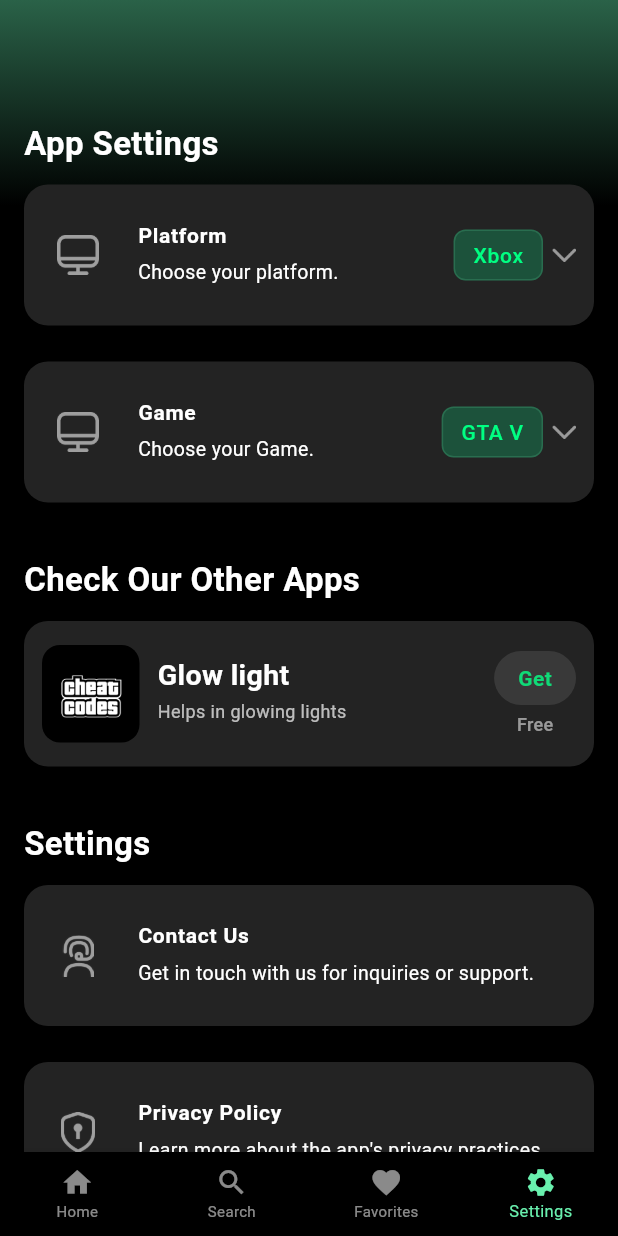
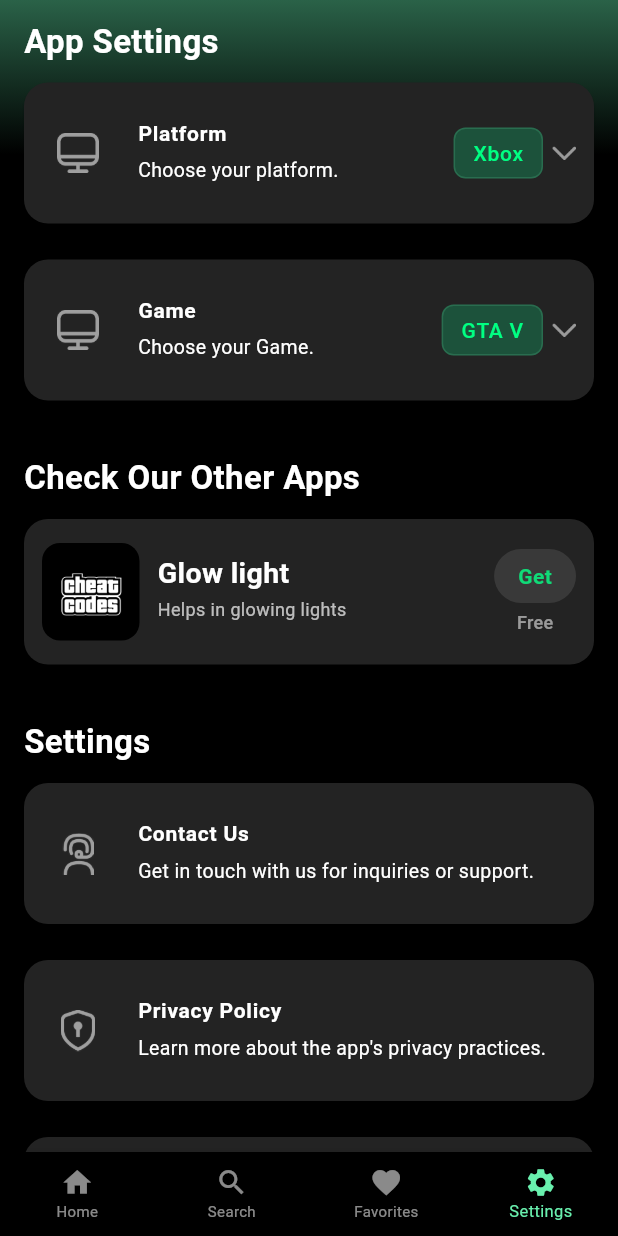
Before and after one commit to arleven/gta-all-in-one-cheats, a Flutter app: the BottomBars screen opened directly with empty values, item 4 of the bottom bar chosen, on a phone screen of 412 x 824 dp. Run offline on Flutter 3.47's test engine with Material 3 defaults, Android fonts, the phone set to English and light mode, and no system bars; our stand-ins replace connectivity_plus, firebase_analytics, firebase_core, firebase_crashlytics, flutter_native_timezone, flutter_tts and 6 more; missing offline and left inert: amplitude_flutter, appsflyer_sdk, country_codes, flutter_email_sender, flutter_jailbreak_detection, plist_parser and 2 more; accounts and stored records are empty; statements that could not run were skipped.

Commit message:
Fixed Gradient color in bottombars

```diff
--- a/lib/Models/bottom_bar.dart
+++ b/lib/Models/bottom_bar.dart
@@ -1,3 +1,4 @@
+import 'package:all_gta/Models/theme_colors.dart';
 import 'package:all_gta/Networking/cheat_service.dart';
 import 'package:all_gta/Presentation/Cheat_Screens/favorites.dart';
 import 'package:all_gta/Presentation/Cheat_Screens/iphone.dart';
@@ -149,9 +150,27 @@ class _BottomBarsState extends State<BottomBars> {
     ];
 
     return Scaffold(
-      backgroundColor: Color.fromRGBO(13, 13, 13, 1),
+      backgroundColor: Color.fromRGBO(0, 0, 0, 1),
 
-      body: Stack(
+      body: Container(
+        decoration: BoxDecoration(
+          gradient: LinearGradient(
+            begin: Alignment.topCenter,
+            end: Alignment.bottomCenter,
+            colors: [
+              AppColors.bottomGradiant,
+              Colors.black,
+              Colors.black,
+              Colors.black,
+              Colors.black,
+              Colors.black,
+              Colors.black,
+              Colors.black,
+              Colors.black,
+            ],
+          ),
+        ),
+        child: Stack(
           children: [
             screens[_selectedIndex],
             Positioned(
@@ -190,6 +209,7 @@ class _BottomBarsState extends State<BottomBars> {
             ),
           ],
         ),
+      ),
     );
   }
 }
--- a/lib/Presentation/Cheat_Screens/favorites.dart
+++ b/lib/Presentation/Cheat_Screens/favorites.dart
@@ -167,6 +167,8 @@ class _FavoritesState extends State<Favorites> {
         .toList();
 
     return SafeArea(
+      child: Container(
+        padding: EdgeInsets.only(bottom: 32),
         child: ListView(
           padding: const EdgeInsets.all(16),
           children: [
@@ -204,9 +206,8 @@ class _FavoritesState extends State<Favorites> {
                   onTap: _getOnTapAction(cheat),
                 );
               }).toList(),
-
-          const SizedBox(height: 40),
           ],
+        ),
       ),
     );
   }
--- a/lib/Presentation/Cheat_Screens/search.dart
+++ b/lib/Presentation/Cheat_Screens/search.dart
@@ -149,7 +149,6 @@ class _SearchScreenState extends State<SearchScreen> {
                       ),
                       const SizedBox(height: 16),
 
-                      // 🔍 Search bar
                       Row(
                         children: [
                           Expanded(
@@ -215,7 +214,6 @@ class _SearchScreenState extends State<SearchScreen> {
                       ),
                       const SizedBox(height: 16),
 
-                      // 📜 Main content area
                       if (_searchQuery.isEmpty)
                         (recentCheats.isEmpty)
                             ? SizedBox(
--- a/lib/Presentation/Settings_Screen/settings.dart
+++ b/lib/Presentation/Settings_Screen/settings.dart
@@ -376,27 +376,13 @@ class _SettingsScreenState extends State<SettingsScreen> {
   //MARK: Build Method
   @override
   Widget build(BuildContext context) {
-    return Container(
-      decoration: BoxDecoration(
-        gradient: LinearGradient(
-          begin: Alignment.topCenter,
-          end: Alignment.bottomCenter,
-          colors: [
-            AppColors.bottomGradiant,
-            Colors.black,
-            Colors.black,
-            Colors.black,
-            Colors.black,
-            Colors.black,
-            Colors.black,
-          ],
-        ),
-      ),
-
+    return SafeArea(
+      child: Container(
+        padding: EdgeInsets.only(bottom: 32),
         child: Stack(
           children: [
             ListView(
-            padding: const EdgeInsets.symmetric(horizontal: 12, vertical: 80),
+              padding: const EdgeInsets.symmetric(horizontal: 12, vertical: 12),
               children: [
                 // ------------------ APP SETTINGS ------------------
                 Padding(
@@ -524,7 +510,9 @@ class _SettingsScreenState extends State<SettingsScreen> {
                           ScaffoldMessenger.of(context).showSnackBar(
                             SnackBar(
                               content: Text(
-                              AppLocalizations.of(context)!.couldNotOpenMailApp,
+                                AppLocalizations.of(
+                                  context,
+                                )!.couldNotOpenMailApp,
                               ),
                             ),
                           );
@@ -657,10 +645,10 @@ class _SettingsScreenState extends State<SettingsScreen> {
                     ],
                   ),
                 ),
-              const SizedBox(height: 32),
               ],
             ),
           ],
+        ),
       ),
     );
   }
```
Lines whose indentation alone changed are shown as unchanged.
